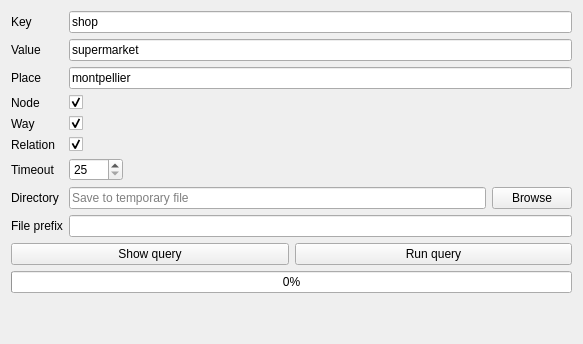
First picture: the form in ui/quick_query.ui, repository 3liz/QuickOSM, before the edit.
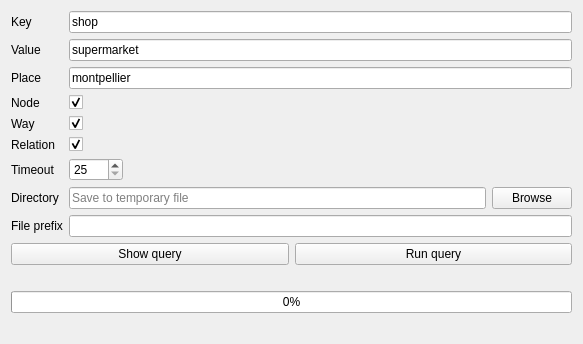
Second picture: the form after the edit.

```diff
--- a/ui/quick_query.ui
+++ b/ui/quick_query.ui
@@ -193,6 +193,13 @@
      </item>
     </layout>
    </item>
+   <item>
+    <widget class="QLabel" name="label_progress">
+     <property name="text">
+      <string/>
+     </property>
+    </widget>
+   </item>
    <item>
     <widget class="QProgressBar" name="progressBar_execution">
      <property name="value">
```
